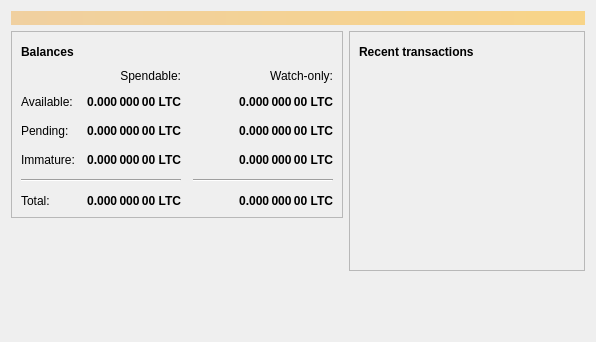
minblock/majesteescoin, file src/qt/forms/overviewpage.ui: the form before one commit.
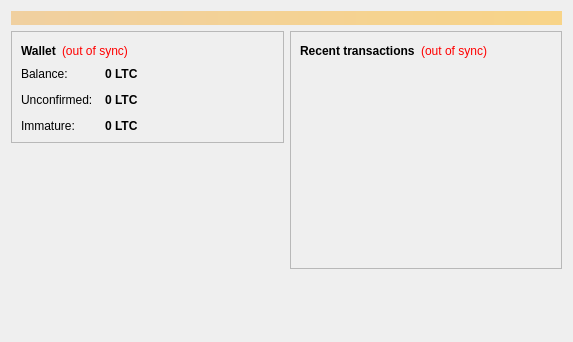
The form after the commit. Icons and pictures are not drawn.

Patch:
```diff
--- a/src/qt/forms/overviewpage.ui
+++ b/src/qt/forms/overviewpage.ui
@@ -6,7 +6,7 @@
    <rect>
     <x>0</x>
     <y>0</y>
-    <width>596</width>
+    <width>573</width>
     <height>342</height>
    </rect>
   </property>
@@ -20,7 +20,7 @@
       <bool>false</bool>
      </property>
      <property name="styleSheet">
-      <string notr="true">QLabel { background-color: qlineargradient(x1: 0, y1: 0, x2: 1, y2: 0, stop:0 #F0D0A0, stop:1 #F8D488); color:#000000; }</string>
+      <string notr="true">background-color: qlineargradient(x1: 0, y1: 0, x2: 1, y2: 0, stop:0 #F0D0A0, stop:1 #F8D488); color:#000000;</string>
      </property>
      <property name="wordWrap">
       <bool>true</bool>
@@ -57,197 +57,27 @@
                </font>
               </property>
               <property name="text">
-               <string>Balances</string>
+               <string>Wallet</string>
               </property>
              </widget>
             </item>
             <item>
-             <widget class="QPushButton" name="labelWalletStatus">
-              <property name="enabled">
-               <bool>true</bool>
-              </property>
-              <property name="maximumSize">
-               <size>
-                <width>30</width>
-                <height>16777215</height>
-               </size>
-              </property>
+             <widget class="QLabel" name="labelWalletStatus">
               <property name="toolTip">
                <string>The displayed information may be out of date. Your wallet automatically synchronizes with the Majesteescoin network after a connection is established, but this process has not completed yet.</string>
               </property>
+              <property name="styleSheet">
+               <string notr="true">QLabel { color: red; }</string>
+              </property>
               <property name="text">
-               <string/>
+               <string notr="true">(out of sync)</string>
               </property>
-              <property name="icon">
-               <iconset resource="../bitcoin.qrc">
-                <normaloff>:/icons/warning</normaloff>
-                <disabledoff>:/icons/warning</disabledoff>:/icons/warning</iconset>
-              </property>
-              <property name="iconSize">
-               <size>
-                <width>24</width>
-                <height>24</height>
-               </size>
-              </property>
-              <property name="flat">
-               <bool>true</bool>
+              <property name="alignment">
+               <set>Qt::AlignLeading|Qt::AlignLeft|Qt::AlignVCenter</set>
               </property>
              </widget>
             </item>
             <item>
-             <spacer name="horizontalSpacer_3">
-              <property name="orientation">
-               <enum>Qt::Horizontal</enum>
-              </property>
-              <property name="sizeHint" stdset="0">
-               <size>
-                <width>40</width>
-                <height>20</height>
-               </size>
-              </property>
-             </spacer>
-            </item>
-           </layout>
-          </item>
-          <item>
-           <layout class="QGridLayout" name="gridLayout">
-            <property name="spacing">
-             <number>12</number>
-            </property>
-            <item row="2" column="2">
-             <widget class="QLabel" name="labelWatchPending">
-              <property name="font">
-               <font>
-                <weight>75</weight>
-                <bold>true</bold>
-               </font>
-              </property>
-              <property name="cursor">
-               <cursorShape>IBeamCursor</cursorShape>
-              </property>
-              <property name="toolTip">
-               <string>Unconfirmed transactions to watch-only addresses</string>
-              </property>
-              <property name="text">
-               <string notr="true">0.000 000 00 LTC</string>
-              </property>
-              <property name="alignment">
-               <set>Qt::AlignRight|Qt::AlignTrailing|Qt::AlignVCenter</set>
-              </property>
-              <property name="textInteractionFlags">
-               <set>Qt::LinksAccessibleByMouse|Qt::TextSelectableByKeyboard|Qt::TextSelectableByMouse</set>
-              </property>
-             </widget>
-            </item>
-            <item row="2" column="1">
-             <widget class="QLabel" name="labelUnconfirmed">
-              <property name="font">
-               <font>
-                <weight>75</weight>
-                <bold>true</bold>
-               </font>
-              </property>
-              <property name="cursor">
-               <cursorShape>IBeamCursor</cursorShape>
-              </property>
-              <property name="toolTip">
-               <string>Total of transactions that have yet to be confirmed, and do not yet count toward the spendable balance</string>
-              </property>
-              <property name="text">
-               <string notr="true">0.000 000 00 LTC</string>
-              </property>
-              <property name="alignment">
-               <set>Qt::AlignRight|Qt::AlignTrailing|Qt::AlignVCenter</set>
-              </property>
-              <property name="textInteractionFlags">
-               <set>Qt::LinksAccessibleByMouse|Qt::TextSelectableByKeyboard|Qt::TextSelectableByMouse</set>
-              </property>
-             </widget>
-            </item>
-            <item row="3" column="2">
-             <widget class="QLabel" name="labelWatchImmature">
-              <property name="font">
-               <font>
-                <weight>75</weight>
-                <bold>true</bold>
-               </font>
-              </property>
-              <property name="cursor">
-               <cursorShape>IBeamCursor</cursorShape>
-              </property>
-              <property name="toolTip">
-               <string>Mined balance in watch-only addresses that has not yet matured</string>
-              </property>
-              <property name="text">
-               <string notr="true">0.000 000 00 LTC</string>
-              </property>
-              <property name="alignment">
-               <set>Qt::AlignRight|Qt::AlignTrailing|Qt::AlignVCenter</set>
-              </property>
-              <property name="textInteractionFlags">
-               <set>Qt::LinksAccessibleByMouse|Qt::TextSelectableByKeyboard|Qt::TextSelectableByMouse</set>
-              </property>
-             </widget>
-            </item>
-            <item row="4" column="0" colspan="2">
-             <widget class="Line" name="line">
-              <property name="orientation">
-               <enum>Qt::Horizontal</enum>
-              </property>
-             </widget>
-            </item>
-            <item row="4" column="2">
-             <widget class="Line" name="lineWatchBalance">
-              <property name="sizePolicy">
-               <sizepolicy hsizetype="Preferred" vsizetype="Fixed">
-                <horstretch>0</horstretch>
-                <verstretch>0</verstretch>
-               </sizepolicy>
-              </property>
-              <property name="minimumSize">
-               <size>
-                <width>140</width>
-                <height>0</height>
-               </size>
-              </property>
-              <property name="orientation">
-               <enum>Qt::Horizontal</enum>
-              </property>
-             </widget>
-            </item>
-            <item row="5" column="0">
-             <widget class="QLabel" name="labelTotalText">
-              <property name="text">
-               <string>Total:</string>
-              </property>
-             </widget>
-            </item>
-            <item row="3" column="1">
-             <widget class="QLabel" name="labelImmature">
-              <property name="font">
-               <font>
-                <weight>75</weight>
-                <bold>true</bold>
-               </font>
-              </property>
-              <property name="cursor">
-               <cursorShape>IBeamCursor</cursorShape>
-              </property>
-              <property name="toolTip">
-               <string>Mined balance that has not yet matured</string>
-              </property>
-              <property name="text">
-               <string notr="true">0.000 000 00 LTC</string>
-              </property>
-              <property name="alignment">
-               <set>Qt::AlignRight|Qt::AlignTrailing|Qt::AlignVCenter</set>
-              </property>
-              <property name="textInteractionFlags">
-               <set>Qt::LinksAccessibleByMouse|Qt::TextSelectableByKeyboard|Qt::TextSelectableByMouse</set>
-              </property>
-             </widget>
-            </item>
-            <item row="2" column="3">
              <spacer name="horizontalSpacer_2">
               <property name="orientation">
                <enum>Qt::Horizontal</enum>
@@ -260,15 +90,28 @@
               </property>
              </spacer>
             </item>
-            <item row="3" column="0">
-             <widget class="QLabel" name="labelImmatureText">
+           </layout>
+          </item>
+          <item>
+           <layout class="QFormLayout" name="formLayout_2">
+            <property name="fieldGrowthPolicy">
+             <enum>QFormLayout::AllNonFixedFieldsGrow</enum>
+            </property>
+            <property name="horizontalSpacing">
+             <number>12</number>
+            </property>
+            <property name="verticalSpacing">
+             <number>12</number>
+            </property>
+            <item row="0" column="0">
+             <widget class="QLabel" name="label">
               <property name="text">
-               <string>Immature:</string>
+               <string>Balance:</string>
               </property>
              </widget>
             </item>
-            <item row="5" column="1">
-             <widget class="QLabel" name="labelTotal">
+            <item row="0" column="1">
+             <widget class="QLabel" name="labelBalance">
               <property name="font">
                <font>
                 <weight>75</weight>
@@ -282,60 +125,22 @@
                <string>Your current total balance</string>
               </property>
               <property name="text">
-               <string notr="true">0.000 000 00 LTC</string>
+               <string notr="true">0 LTC</string>
               </property>
-              <property name="alignment">
-               <set>Qt::AlignRight|Qt::AlignTrailing|Qt::AlignVCenter</set>
-              </property>
               <property name="textInteractionFlags">
                <set>Qt::LinksAccessibleByMouse|Qt::TextSelectableByKeyboard|Qt::TextSelectableByMouse</set>
               </property>
              </widget>
             </item>
-            <item row="5" column="2">
-             <widget class="QLabel" name="labelWatchTotal">
-              <property name="font">
-               <font>
-                <weight>75</weight>
-                <bold>true</bold>
-               </font>
-              </property>
-              <property name="cursor">
-               <cursorShape>IBeamCursor</cursorShape>
-              </property>
-              <property name="toolTip">
-               <string>Current total balance in watch-only addresses</string>
-              </property>
-              <property name="text">
-               <string notr="true">0.000 000 00 LTC</string>
-              </property>
-              <property name="alignment">
-               <set>Qt::AlignRight|Qt::AlignTrailing|Qt::AlignVCenter</set>
-              </property>
-              <property name="textInteractionFlags">
-               <set>Qt::LinksAccessibleByMouse|Qt::TextSelectableByKeyboard|Qt::TextSelectableByMouse</set>
-              </property>
-             </widget>
-            </item>
-            <item row="0" column="2">
-             <widget class="QLabel" name="labelWatchonly">
-              <property name="text">
-               <string>Watch-only:</string>
-              </property>
-              <property name="alignment">
-               <set>Qt::AlignRight|Qt::AlignTrailing|Qt::AlignVCenter</set>
-              </property>
-             </widget>
-            </item>
             <item row="1" column="0">
-             <widget class="QLabel" name="labelBalanceText">
+             <widget class="QLabel" name="label_3">
               <property name="text">
-               <string>Available:</string>
+               <string>Unconfirmed:</string>
               </property>
              </widget>
             </item>
             <item row="1" column="1">
-             <widget class="QLabel" name="labelBalance">
+             <widget class="QLabel" name="labelUnconfirmed">
               <property name="font">
                <font>
                 <weight>75</weight>
@@ -349,35 +154,7 @@
                <string>Your current spendable balance</string>
               </property>
               <property name="text">
-               <string notr="true">0.000 000 00 LTC</string>
-              </property>
-              <property name="alignment">
-               <set>Qt::AlignRight|Qt::AlignTrailing|Qt::AlignVCenter</set>
-              </property>
-              <property name="textInteractionFlags">
-               <set>Qt::LinksAccessibleByMouse|Qt::TextSelectableByKeyboard|Qt::TextSelectableByMouse</set>
-              </property>
-             </widget>
-            </item>
-            <item row="1" column="2">
-             <widget class="QLabel" name="labelWatchAvailable">
-              <property name="font">
-               <font>
-                <weight>75</weight>
-                <bold>true</bold>
-               </font>
-              </property>
-              <property name="cursor">
-               <cursorShape>IBeamCursor</cursorShape>
-              </property>
-              <property name="toolTip">
-               <string>Your current balance in watch-only addresses</string>
-              </property>
-              <property name="text">
-               <string notr="true">0.000 000 00 LTC</string>
-              </property>
-              <property name="alignment">
-               <set>Qt::AlignRight|Qt::AlignTrailing|Qt::AlignVCenter</set>
+               <string notr="true">0 LTC</string>
               </property>
               <property name="textInteractionFlags">
                <set>Qt::LinksAccessibleByMouse|Qt::TextSelectableByKeyboard|Qt::TextSelectableByMouse</set>
@@ -385,19 +162,28 @@
              </widget>
             </item>
             <item row="2" column="0">
-             <widget class="QLabel" name="labelPendingText">
+             <widget class="QLabel" name="labelImmatureText">
               <property name="text">
-               <string>Pending:</string>
+               <string>Immature:</string>
               </property>
              </widget>
             </item>
-            <item row="0" column="1">
-             <widget class="QLabel" name="labelSpendable">
+            <item row="2" column="1">
+             <widget class="QLabel" name="labelImmature">
+              <property name="font">
+               <font>
+                <weight>75</weight>
+                <bold>true</bold>
+               </font>
+              </property>
+              <property name="toolTip">
+               <string>Mined balance that has not yet matured</string>
+              </property>
               <property name="text">
-               <string>Spendable:</string>
+               <string notr="true">0 LTC</string>
               </property>
-              <property name="alignment">
-               <set>Qt::AlignRight|Qt::AlignTrailing|Qt::AlignVCenter</set>
+              <property name="textInteractionFlags">
+               <set>Qt::LinksAccessibleByMouse|Qt::TextSelectableByKeyboard|Qt::TextSelectableByMouse</set>
               </property>
              </widget>
             </item>
@@ -436,47 +222,24 @@
            <layout class="QHBoxLayout" name="horizontalLayout_2">
             <item>
              <widget class="QLabel" name="label_4">
-              <property name="font">
-               <font>
-                <weight>75</weight>
-                <bold>true</bold>
-               </font>
-              </property>
               <property name="text">
-               <string>Recent transactions</string>
+               <string>&lt;b&gt;Recent transactions&lt;/b&gt;</string>
               </property>
              </widget>
             </item>
             <item>
-             <widget class="QPushButton" name="labelTransactionsStatus">
-              <property name="enabled">
-               <bool>true</bool>
-              </property>
-              <property name="maximumSize">
-               <size>
-                <width>30</width>
-                <height>16777215</height>
-               </size>
-              </property>
+             <widget class="QLabel" name="labelTransactionsStatus">
               <property name="toolTip">
                <string>The displayed information may be out of date. Your wallet automatically synchronizes with the Majesteescoin network after a connection is established, but this process has not completed yet.</string>
               </property>
+              <property name="styleSheet">
+               <string notr="true">QLabel { color: red; }</string>
+              </property>
               <property name="text">
-               <string/>
+               <string notr="true">(out of sync)</string>
               </property>
-              <property name="icon">
-               <iconset resource="../bitcoin.qrc">
-                <normaloff>:/icons/warning</normaloff>
-                <disabledoff>:/icons/warning</disabledoff>:/icons/warning</iconset>
-              </property>
-              <property name="iconSize">
-               <size>
-                <width>24</width>
-                <height>24</height>
-               </size>
-              </property>
-              <property name="flat">
-               <bool>true</bool>
+              <property name="alignment">
+               <set>Qt::AlignRight|Qt::AlignTrailing|Qt::AlignVCenter</set>
               </property>
              </widget>
             </item>
```
Left out of the diff: 7 changed lines with no effect on the pictures.
